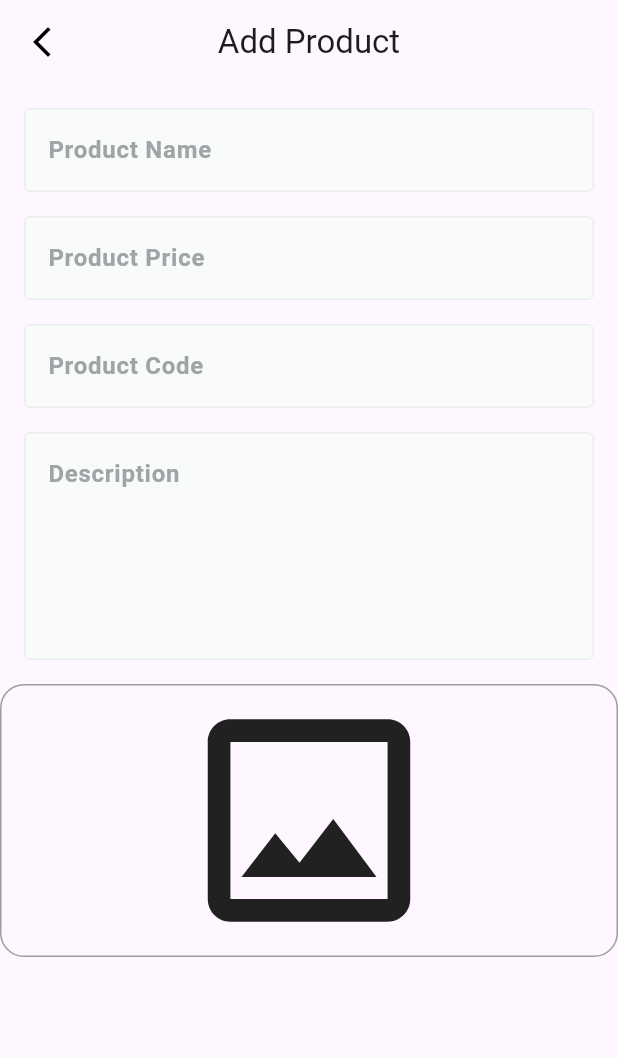
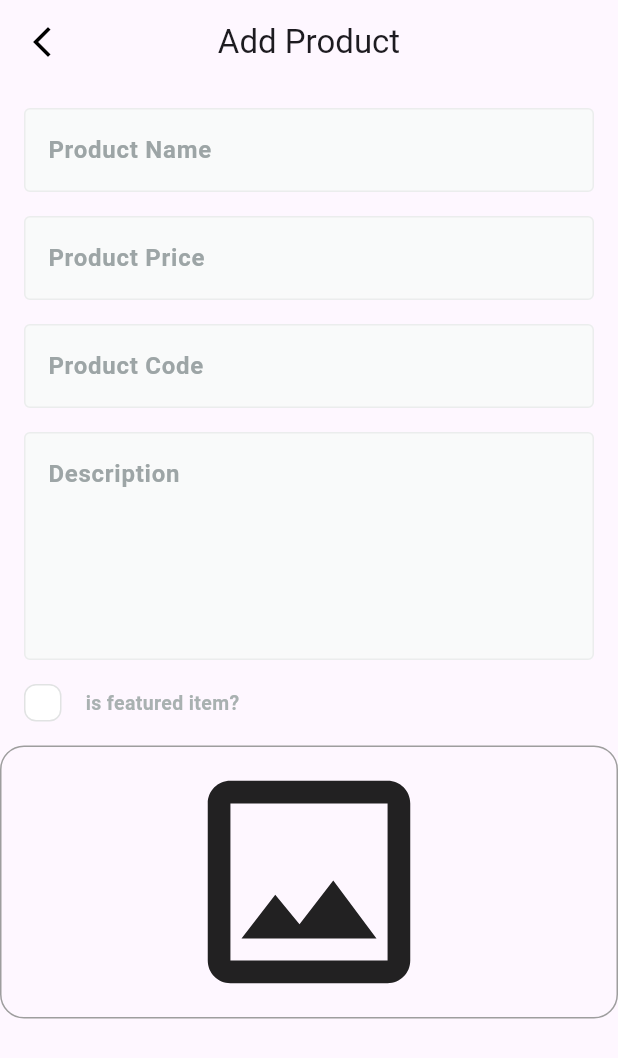
Before and after one commit to IbrahimMahmoud2023/dashboard_fruits, a Flutter app: the AddProductView screen opened by its route, on a phone screen of 412 x 824 dp. Shown: the top 1058 px of the screen. Run offline on Flutter 3.47's test engine with Material 3 defaults, Android fonts, the phone set to English and light mode, and no system bars; drawn by our look-alikes of skeletonizer; our stand-ins replace firebase_core, image_picker; accounts and stored records are empty; Roboto replaces fonts that are missing (Cairo).

Commit message:
display checkbox and add is featured item

```diff
--- a/lib/features/add_product/presentation/views/widgets/add_product_view_body.dart
+++ b/lib/features/add_product/presentation/views/widgets/add_product_view_body.dart
@@ -1,4 +1,5 @@
 import 'package:flutter/material.dart';
+import 'package:fruits_hub_dashboard/features/add_product/presentation/views/widgets/is_featured_check_box.dart';
 
 import 'custom_text_form_filed.dart';
 import 'image_field.dart';
@@ -11,6 +12,7 @@ class AddProductViewBody extends StatefulWidget {
 }
 
 class _AddProductViewBodyState extends State<AddProductViewBody> {
+  bool isFeatured = false;
   GlobalKey<FormState> formKey = GlobalKey<FormState>();
   AutovalidateMode autoValidateMode = AutovalidateMode.disabled;
   @override
@@ -43,11 +45,16 @@ class _AddProductViewBodyState extends State<AddProductViewBody> {
               textInputType: TextInputType.text,
             ),
             SizedBox(height: 16),
-            ImageField(
-              onFileChange: (image){
-
+            IsFeaturedCheckBox(
+              isChecked: isFeatured,
+              onChanged: (value) {
+                setState(() {
+                  isFeatured = value;
+                });
               },
-            )
+            ),
+            SizedBox(height: 16),
+            ImageField(onFileChange: (image) {}),
           ],
         ),
       ),
--- /dev/null
+++ b/lib/features/add_product/presentation/views/widgets/custom_check_box.dart
@@ -0,0 +1,38 @@
+import 'package:flutter/material.dart';
+
+import '../../../../../core/utils/app_colors.dart';
+
+class CustomCheckBox extends StatelessWidget {
+  final bool value;
+  final ValueChanged<bool> onChanged;
+  const CustomCheckBox({
+    super.key,
+    required this.value,
+    required this.onChanged,
+  });
+  @override
+  Widget build(BuildContext context) {
+    return GestureDetector(
+      onTap: () {
+        onChanged(!value);
+      },
+      child: AnimatedContainer(
+        height: 25,
+        width: 25,
+        duration: Duration(milliseconds: 100),
+        decoration: ShapeDecoration(
+          color: value ? AppColors.primaryColor : Colors.white,
+          shape: RoundedRectangleBorder(
+            borderRadius: BorderRadius.circular(8),
+            side: BorderSide(
+              color: value ? Colors.transparent : Color(0xFFE1E3E3),
+            ),
+          ),
+        ),
+        child: value
+            ? Icon(Icons.check, color: Colors.white, size: 18)
+            : SizedBox(),
+      ),
+    );
+  }
+}
--- /dev/null
+++ b/lib/features/add_product/presentation/views/widgets/is_featured_check_box.dart
@@ -0,0 +1,40 @@
+import 'package:flutter/material.dart';
+import '../../../../../constants.dart';
+import '../../../../../core/utils/app_style_text.dart';
+import 'custom_check_box.dart';
+
+class IsFeaturedCheckBox extends StatelessWidget {
+  const IsFeaturedCheckBox({
+    super.key,
+    required this.isChecked,
+    required this.onChanged,
+  });
+  final bool isChecked;
+  final ValueChanged<bool> onChanged;
+  @override
+  Widget build(BuildContext context) {
+    return Row(
+      children: [
+        Padding(
+          padding: const EdgeInsets.symmetric(horizontal: kHorizontalPadding),
+          child: CustomCheckBox(value: isChecked, onChanged: onChanged),
+        ),
+
+        Expanded(
+          child: Text.rich(
+            TextSpan(
+              children: [
+                TextSpan(
+                  text: 'is featured item? ',
+                  style: AppTextStyles.semibold13.copyWith(
+                    color: Color(0xFFA9B1B1),
+                  ),
+                ),
+              ],
+            ),
+          ),
+        ),
+      ],
+    );
+  }
+}
```
